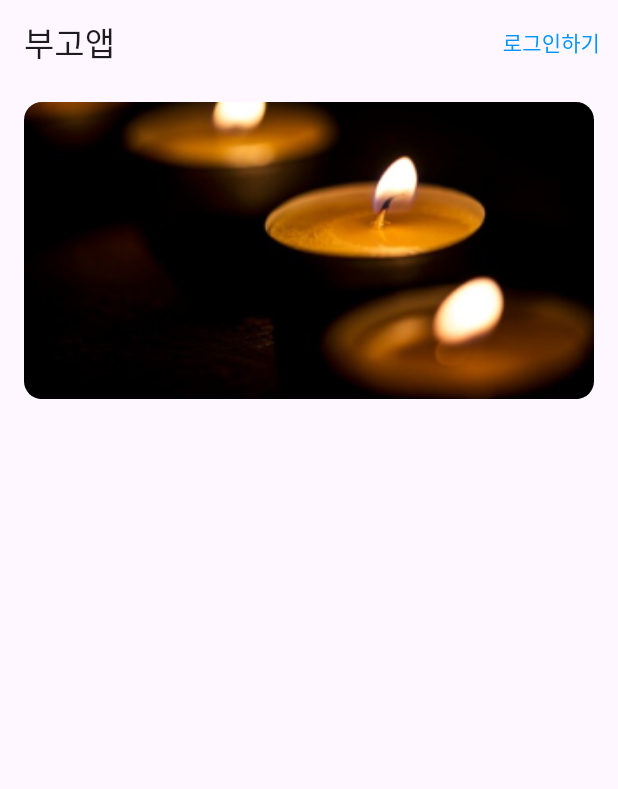
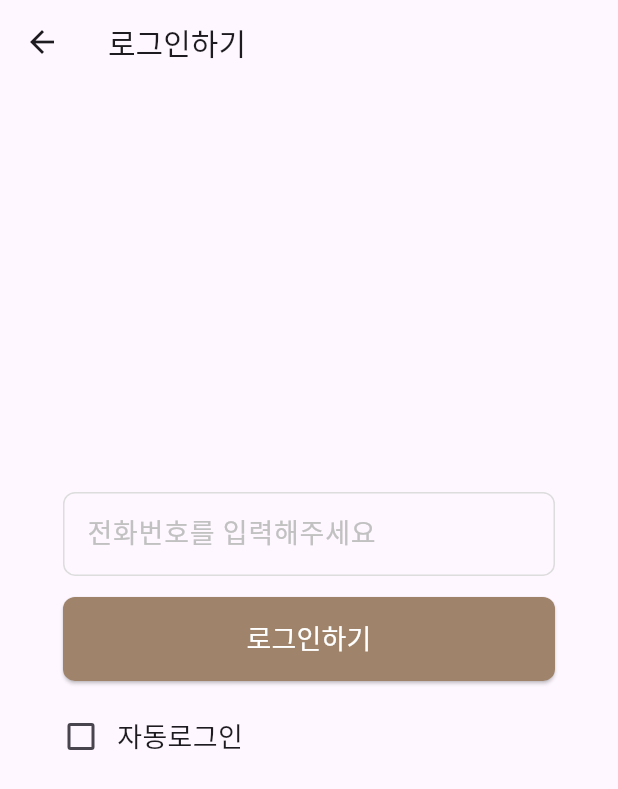
Before and after one commit to DemoWITDOG/MetaBugo, a Flutter app: the screen it shows after launch, after a tap on "로그인하기", on a phone screen of 412 x 824 dp. Shown: the top 789 px of the screen. Run offline on Flutter 3.47's test engine with Material 3 defaults, Android fonts, the phone set to English and light mode, and no system bars; Roboto replaces fonts that are missing (Pretendard, pretendard).

Commit message:
로그인

```diff
--- a/lib/presentation/views/home_screen.dart
+++ b/lib/presentation/views/home_screen.dart
@@ -1,4 +1,5 @@
 import 'package:flutter/material.dart';
+import 'package:metabugo/presentation/views/sign_in.dart';
 import 'package:metabugo/res/media_res.dart';
 
 class HomeScreen extends StatelessWidget {
@@ -18,7 +19,10 @@ class HomeScreen extends StatelessWidget {
         actions: [
           TextButton(
             onPressed: () {
-              // 로그인하기 버튼이 눌렸을 때의 동작 추가
+              Navigator.push(
+                context,
+                MaterialPageRoute(builder: (context)=>SignIn()),
+              );// 로그인하기 버튼이 눌렸을 때의 동작 추가
             },
             child: Text(
               '로그인하기',
--- /dev/null
+++ b/lib/presentation/views/sign_in.dart
@@ -0,0 +1,106 @@
+import 'package:flutter/material.dart';
+import 'package:metabugo/res/media_res.dart';
+
+class SignIn extends StatefulWidget {
+  const SignIn({super.key});
+
+  @override
+  State<SignIn> createState() => _SignInState();
+}
+
+class _SignInState extends State<SignIn> {
+  bool _isChecked = false;
+
+  @override
+  Widget build(BuildContext context) {
+    return Scaffold(
+      appBar: AppBar(
+        title: Text('로그인하기',
+        style: TextStyle(
+          fontSize: MediaRes.fontSize20,
+          fontFamily: MediaRes.fontPretendard,
+          fontWeight: MediaRes.medium
+        ),),
+      ),
+      body: Column(
+        children: [
+          Container(
+            height: MediaQuery.of(context).size.height * 0.33,
+          ),
+          Container(
+            width: 328,
+            height: 56,
+            child: TextField(
+              keyboardType: TextInputType.number,
+              style: TextStyle(
+                fontWeight: MediaRes.medium,
+                fontFamily: MediaRes.fontPretendard,
+                fontSize: MediaRes.fontSize18,
+              ),
+              decoration: InputDecoration(
+                  hintText: '전화번호를 입력해주세요',
+                  hintStyle: TextStyle(
+                      color: MediaRes.greyColor,
+                      fontFamily: MediaRes.fontPretendard,
+                      fontSize: MediaRes.fontSize18),
+                  enabledBorder: OutlineInputBorder(
+                    borderRadius: BorderRadius.circular(8),
+                    borderSide: BorderSide(color: MediaRes.textUnderLineColor),
+                  ),
+                  focusedBorder: OutlineInputBorder(
+                    borderRadius: BorderRadius.circular(8),
+                    borderSide: BorderSide(color: MediaRes.greyBtnColor),
+                  )),
+            ),
+          ),
+          SizedBox(
+            height: 14,
+          ),
+          ElevatedButton(
+              onPressed: () {},
+              style: ElevatedButton.styleFrom(
+                minimumSize: Size(328, 56),
+                backgroundColor: MediaRes.mainBtnColor,
+                shape: RoundedRectangleBorder(
+                    borderRadius: BorderRadius.circular(8)),
+              ),
+              child: Text(
+                '로그인하기',
+                style: TextStyle(
+                    color: MediaRes.whiteColor,
+                    fontFamily: MediaRes.fontPretendard,
+                    fontSize: MediaRes.fontSize18),
+              )),
+          SizedBox(height: 13),
+          Padding(
+            padding: const EdgeInsets.only(left: 30.0),
+            // TODO:다른 기종으로 확인!!!!!!!!!!
+            child: Container(
+              child: Row(
+                children: [
+                  Checkbox(
+                    value: _isChecked,
+                    onChanged: (bool? value) {
+                      setState(() {
+                        _isChecked = value!;
+                      });
+                    },
+                    activeColor: MediaRes.checkBoxColor,
+                  ),
+                  Text(
+                    '자동로그인',
+                    style: TextStyle(
+                      fontFamily: MediaRes.fontPretendard,
+                      fontSize: MediaRes.fontSize18,
+                      fontWeight: MediaRes.medium,
+                    ),
+                  ),
+                ],
+              ),
+            ),
+          ),
+        ],
+      ),
+    );
+  }
+}
--- a/lib/res/media_res.dart
+++ b/lib/res/media_res.dart
@@ -38,6 +38,7 @@ class MediaRes{
   static const int _blackBtnColor = 0xff201D1D;
   static const int _greyBtnColor = 0xffB2B2B2;
 
+
   static Color get splashMainColor => Color(_splashMainColor);
   static Color get whiteColor => Color(_whiteColor);
   static Color get blockColor => Color(_blockColor);
@@ -61,6 +62,11 @@ class MediaRes{
   static const FontWeight _medium = FontWeight.w500;
   static const FontWeight _semiBold = FontWeight.w600;
   static const FontWeight _bold = FontWeight.w700;
+
+  static FontWeight get regular => _regular;
+  static FontWeight get medium => _medium;
+  static FontWeight get semiBold => _semiBold;
+  static FontWeight get bold => _bold;
 
   //font size
   static double get fontSize14  => 14 ;
```
